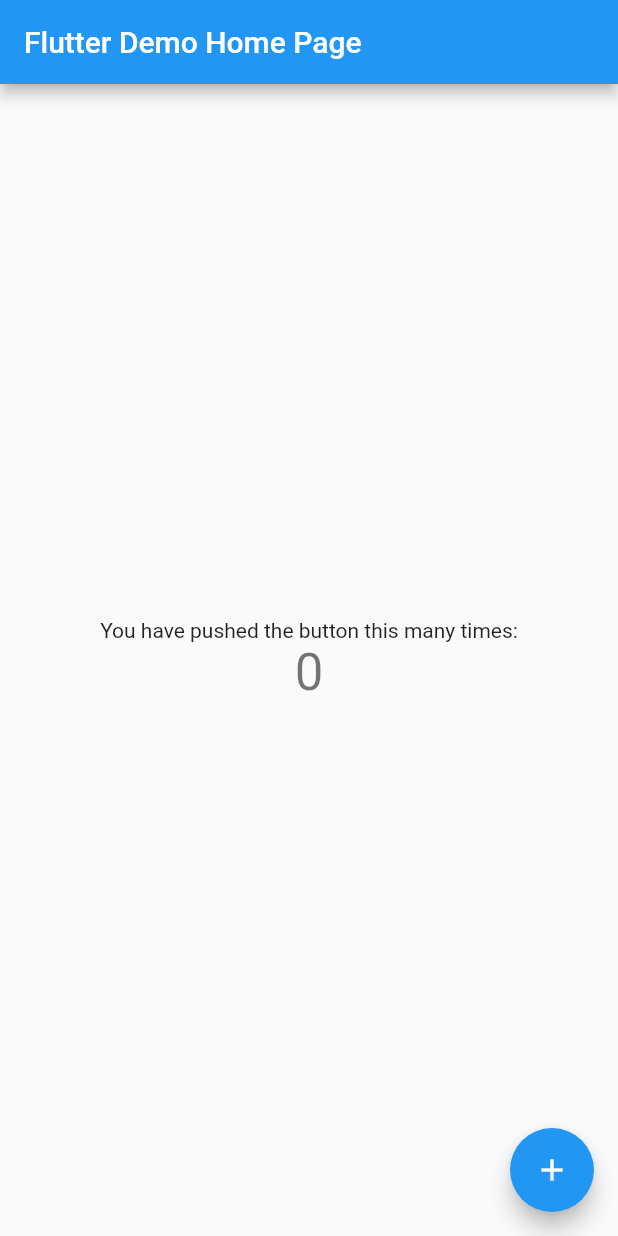
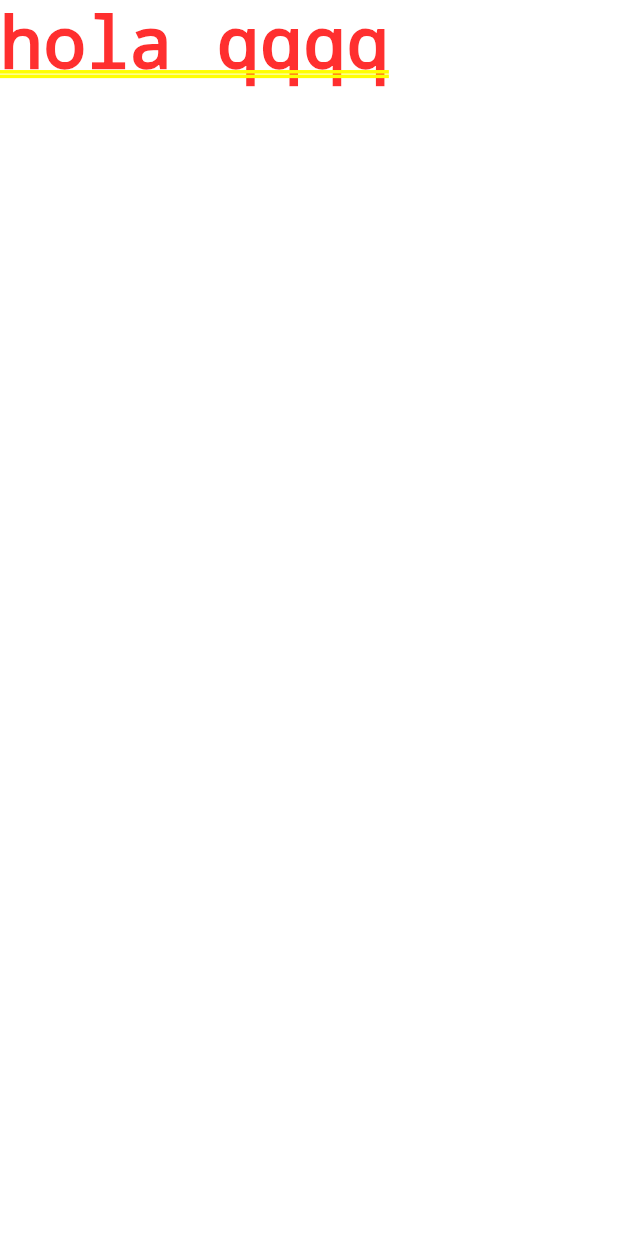
Before and after one commit to CristobalSandoval23/Widget_Flutter_Utils, a Flutter app: the screen it shows after launch, on a phone screen of 412 x 824 dp. Run offline on Flutter 3.47's test engine with Material 2 defaults, Android fonts, the phone set to English and light mode, and no system bars.

Commit message:
Bases del Widget DropdownButton

```diff
--- a/lib/main.dart
+++ b/lib/main.dart
@@ -1,113 +1,20 @@
 import 'package:flutter/material.dart';
+import 'package:widget_flutter_utils/widget/List/DropdowButton_Widget.dart';
+import 'package:widget_flutter_utils/widget/List/ListTile_Wdget.dart';
 
-void main() {
-  runApp(MyApp());
-}
+void main() => runApp(MyApp());
 
 class MyApp extends StatelessWidget {
-  // This widget is the root of your application.
   @override
   Widget build(BuildContext context) {
     return MaterialApp(
-      title: 'Flutter Demo',
-      theme: ThemeData(
-        // This is the theme of your application.
-        //
-        // Try running your application with "flutter run". You'll see the
-        // application has a blue toolbar. Then, without quitting the app, try
-        // changing the primarySwatch below to Colors.green and then invoke
-        // "hot reload" (press "r" in the console where you ran "flutter run",
-        // or simply save your changes to "hot reload" in a Flutter IDE).
-        // Notice that the counter didn't reset back to zero; the application
-        // is not restarted.
-        primarySwatch: Colors.blue,
-      ),
-      home: MyHomePage(title: 'Flutter Demo Home Page'),
+      debugShowCheckedModeBanner: false,
+      title: 'Material App',
+      initialRoute: "ListTile",
+      routes: {
+        'DropdowButton': (BuildContext context) => DropdowButtonPage(),
+        'ListTile': (BuildContext context) => ListTilePage(),
+      },
     );
   }
 }
-
-class MyHomePage extends StatefulWidget {
-  MyHomePage({Key key, this.title}) : super(key: key);
-
-  // This widget is the home page of your application. It is stateful, meaning
-  // that it has a State object (defined below) that contains fields that affect
-  // how it looks.
-
-  // This class is the configuration for the state. It holds the values (in this
-  // case the title) provided by the parent (in this case the App widget) and
-  // used by the build method of the State. Fields in a Widget subclass are
-  // always marked "final".
-
-  final String title;
-
-  @override
-  _MyHomePageState createState() => _MyHomePageState();
-}
-
-class _MyHomePageState extends State<MyHomePage> {
-  int _counter = 0;
-
-  void _incrementCounter() {
-    setState(() {
-      // This call to setState tells the Flutter framework that something has
-      // changed in this State, which causes it to rerun the build method below
-      // so that the display can reflect the updated values. If we changed
-      // _counter without calling setState(), then the build method would not be
-      // called again, and so nothing would appear to happen.
-      _counter++;
-    });
-  }
-
-  @override
-  Widget build(BuildContext context) {
-    // This method is rerun every time setState is called, for instance as done
-    // by the _incrementCounter method above.
-    //
-    // The Flutter framework has been optimized to make rerunning build methods
-    // fast, so that you can just rebuild anything that needs updating rather
-    // than having to individually change instances of widgets.
-    return Scaffold(
-      appBar: AppBar(
-        // Here we take the value from the MyHomePage object that was created by
-        // the App.build method, and use it to set our appbar title.
-        title: Text(widget.title),
-      ),
-      body: Center(
-        // Center is a layout widget. It takes a single child and positions it
-        // in the middle of the parent.
-        child: Column(
-          // Column is also a layout widget. It takes a list of children and
-          // arranges them vertically. By default, it sizes itself to fit its
-          // children horizontally, and tries to be as tall as its parent.
-          //
-          // Invoke "debug painting" (press "p" in the console, choose the
-          // "Toggle Debug Paint" action from the Flutter Inspector in Android
-          // Studio, or the "Toggle Debug Paint" command in Visual Studio Code)
-          // to see the wireframe for each widget.
-          //
-          // Column has various properties to control how it sizes itself and
-          // how it positions its children. Here we use mainAxisAlignment to
-          // center the children vertically; the main axis here is the vertical
-          // axis because Columns are vertical (the cross axis would be
-          // horizontal).
-          mainAxisAlignment: MainAxisAlignment.center,
-          children: <Widget>[
-            Text(
-              'You have pushed the button this many times:',
-            ),
-            Text(
-              '$_counter',
-              style: Theme.of(context).textTheme.headline4,
-            ),
-          ],
-        ),
-      ),
-      floatingActionButton: FloatingActionButton(
-        onPressed: _incrementCounter,
-        tooltip: 'Increment',
-        child: Icon(Icons.add),
-      ), // This trailing comma makes auto-formatting nicer for build methods.
-    );
-  }
-}
--- /dev/null
+++ b/lib/widget/List/ListTile_Wdget.dart
@@ -0,0 +1,20 @@
+
+
+
+import 'package:flutter/cupertino.dart';
+
+class ListTilePage extends StatefulWidget {
+  ListTilePage({Key key}) : super(key: key);
+
+  @override
+  _ListTilePageState createState() => _ListTilePageState();
+}
+
+class _ListTilePageState extends State<ListTilePage> {
+  @override
+  Widget build(BuildContext context) {
+    return Container(
+       child: Text('hola qqqq'),
+    );
+  }
+}
```
Also changed, not shown: lib/widget/List/DropdowButton_Widget.dart (added, +67 -0 lines).
